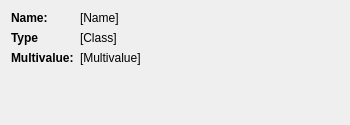
Before: the Qt Designer form ui/designer/field_details.ui in arielvb/collector, drawn with Qt 5.
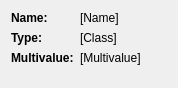
After: the same form once the commit is applied.

Commit message: Added dashboard tab to the collection properties view

What changed in the file:
```diff
--- a/ui/designer/field_details.ui
+++ b/ui/designer/field_details.ui
@@ -6,8 +6,8 @@
    <rect>
     <x>0</x>
     <y>0</y>
-    <width>350</width>
-    <height>125</height>
+    <width>178</width>
+    <height>88</height>
    </rect>
   </property>
   <property name="sizePolicy">
@@ -49,7 +49,7 @@
       </font>
      </property>
      <property name="text">
-      <string>Type</string>
+      <string>Type:</string>
      </property>
     </widget>
    </item>
```
The commit also changes 2 other files.
